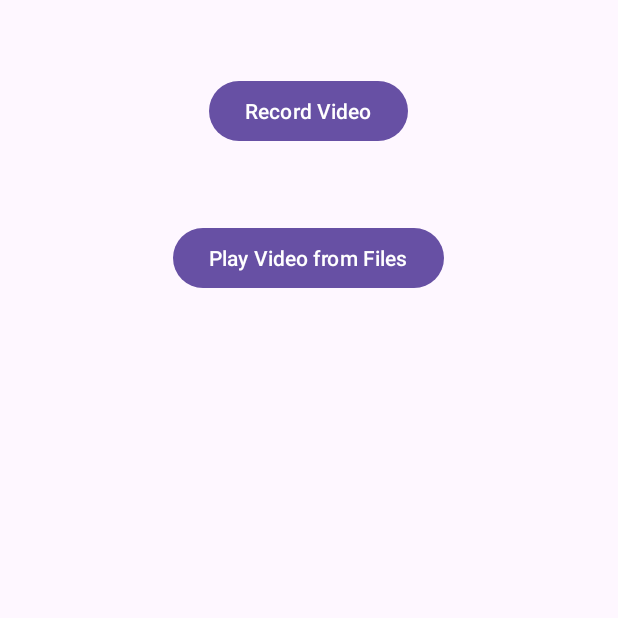
After one commit to johntheajs/residence_app, an Android app: the VideoActivity screen opened directly, with no data from a screen before it, on a phone screen of 412 x 824 dp, the top half of it. The commit adds this screen. Run offline under Robolectric (Android 15) with nearby library versions, the phone set to English and light mode, and no system bars.

Commit message:
4a,5,6-completed

```diff
--- a/app/src/main/java/com/example/myapplication/ResidentsActivity.java
+++ b/app/src/main/java/com/example/myapplication/ResidentsActivity.java
@@ -33,12 +33,11 @@ public class ResidentsActivity extends AppCompatActivity {
         super.onCreate(savedInstanceState);
         setContentView(R.layout.activity_residents);
 
-
         databaseHelper = new ResidentsDatabaseHelper(this);
 
         recyclerView = findViewById(R.id.recyclerViewResidents);
         recyclerView.setLayoutManager(new LinearLayoutManager(this));
-        adapter = new ResidentsAdapter(getAllResidents());
+        adapter = new ResidentsAdapter(getAllResidents(), this); // Pass the context
         recyclerView.setAdapter(adapter);
 
         FloatingActionButton fabAdd = findViewById(R.id.fab_add);
@@ -50,6 +49,7 @@ public class ResidentsActivity extends AppCompatActivity {
             }
         });
     }
+
 
     private void showAddResidentDialog() {
         AlertDialog.Builder builder = new AlertDialog.Builder(this);
--- /dev/null
+++ b/app/src/main/java/com/example/myapplication/VideoActivity.java
@@ -0,0 +1,59 @@
+package com.example.myapplication;
+
+import android.content.Intent;
+import android.net.Uri;
+import android.os.Bundle;
+import android.provider.MediaStore;
+import android.widget.Button;
+import androidx.annotation.Nullable;
+import androidx.appcompat.app.AppCompatActivity;
+
+public class VideoActivity extends AppCompatActivity {
+
+    private static final int REQUEST_VIDEO_CAPTURE = 101;
+
+    @Override
+    protected void onCreate(Bundle savedInstanceState) {
+        super.onCreate(savedInstanceState);
+        setContentView(R.layout.activity_video);
+
+        Button btnRecord = findViewById(R.id.btnRecord);
+        Button btnPlay = findViewById(R.id.btnPlay);
+
+        // Record video button click listener
+        btnRecord.setOnClickListener(v -> dispatchTakeVideoIntent());
+
+        // Play video button click listener
+        btnPlay.setOnClickListener(v -> openVideoPicker());
+    }
+
+    // Method to start camera activity for video recording
+    private void dispatchTakeVideoIntent() {
+        Intent takeVideoIntent = new Intent(MediaStore.ACTION_VIDEO_CAPTURE);
+        if (takeVideoIntent.resolveActivity(getPackageManager()) != null) {
+            startActivityForResult(takeVideoIntent, REQUEST_VIDEO_CAPTURE);
+        }
+    }
+
+    // Method to open file picker to select video
+    private void openVideoPicker() {
+        Intent intent = new Intent(Intent.ACTION_PICK, MediaStore.Video.Media.EXTERNAL_CONTENT_URI);
+        startActivityForResult(intent, REQUEST_VIDEO_CAPTURE);
+    }
+
+    @Override
+    protected void onActivityResult(int requestCode, int resultCode, @Nullable Intent data) {
+        super.onActivityResult(requestCode, resultCode, data);
+        if (requestCode == REQUEST_VIDEO_CAPTURE && resultCode == RESULT_OK) {
+            // Handle the video capture or selection result here
+            Uri videoUri = data.getData();
+
+            // You can implement further logic here, such as playing the selected video
+            Intent intent = new Intent(Intent.ACTION_VIEW, videoUri);
+            intent.setDataAndType(videoUri, "video/mp4");
+            intent.addFlags(Intent.FLAG_GRANT_READ_URI_PERMISSION); // Ensure permissions to play video
+            startActivity(intent);
+        }
+
+    }
+}
--- /dev/null
+++ b/app/src/main/res/layout/activity_video.xml
@@ -0,0 +1,25 @@
+<?xml version="1.0" encoding="utf-8"?>
+<RelativeLayout xmlns:android="http://schemas.android.com/apk/res/android"
+    android:layout_width="match_parent"
+    android:layout_height="match_parent">
+
+    <!-- Button to start recording -->
+    <Button
+        android:id="@+id/btnRecord"
+        android:layout_width="wrap_content"
+        android:layout_height="wrap_content"
+        android:text="Record Video"
+        android:layout_centerHorizontal="true"
+        android:layout_marginTop="50dp" />
+
+    <!-- Button to play video from files -->
+    <Button
+        android:id="@+id/btnPlay"
+        android:layout_width="wrap_content"
+        android:layout_height="wrap_content"
+        android:text="Play Video from Files"
+        android:layout_below="@id/btnRecord"
+        android:layout_centerHorizontal="true"
+        android:layout_marginTop="50dp" />
+
+</RelativeLayout>
--- a/app/src/main/res/values/strings.xml
+++ b/app/src/main/res/values/strings.xml
@@ -3,7 +3,7 @@
     <string name="menu_residence">Residence</string>
     <string name="menu_announcement">Announcement</string>
     <string name="menu_call">Call</string>
-    <string name="menu_service">Service</string>
+    <string name="menu_service">Complaints</string>
     <string name="menu_settings">Settings</string>
     <string name="menu_about">About</string>
     <string name="explicit_intent_button">Continue With MyResidence</string>
```
Also changed, not shown: app/src/main/AndroidManifest.xml (+16 -0 lines), app/src/main/java/com/example/myapplication/MainActivity.java (+5 -2 lines), app/src/main/java/com/example/myapplication/ResidentsAdapter.java (+79 -6 lines), app/src/main/java/com/example/myapplication/ResidentsDatabaseHelper.java (+17 -4 lines).
